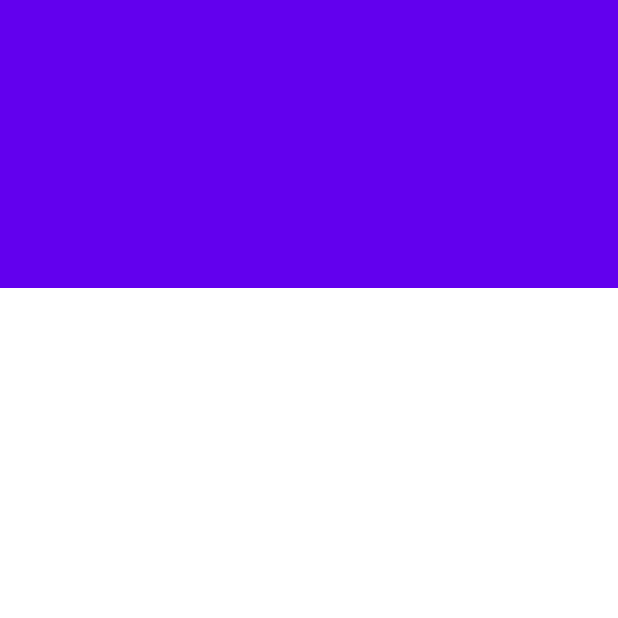
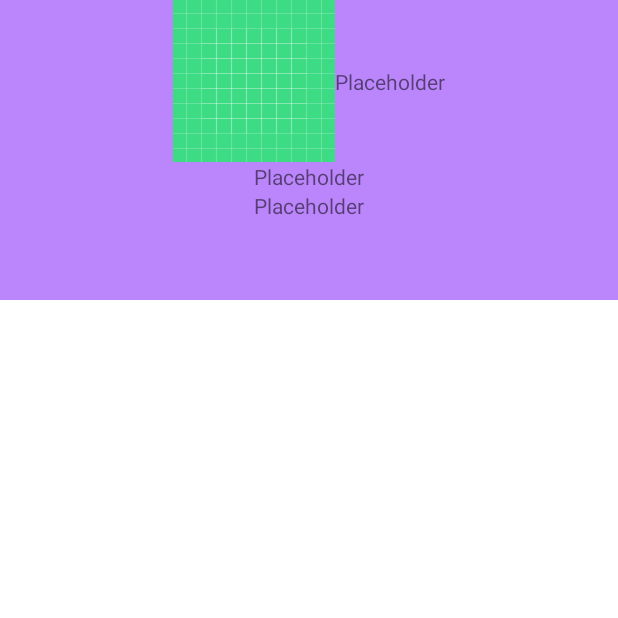
Before and after one commit to softwarecorridor/githubtimelinedemo, an Android app: the fragment GraphFragment placed in its activity, on a phone screen of 412 x 824 dp, the top half of it. Run offline under Robolectric (Android 15) with nearby library versions, the phone set to English and light mode, and no system bars; our stand-ins replace Volley, navigation-ui; libraries missing offline, so code that uses them is left out: com.github.vipulasri.timelineview; network calls fail; 3 statements that could not run were skipped.

Commit message:
add skeleton of new toolbar

```diff
--- /dev/null
+++ b/app/src/main/java/com/softwarecorridor/githubtimelinedemo/timeline_frag/CollapsibleToolbar.kt
@@ -0,0 +1,21 @@
+package com.softwarecorridor.githubtimelinedemo.timeline_frag
+
+import android.content.Context
+import android.util.AttributeSet
+import androidx.constraintlayout.motion.widget.MotionLayout
+import com.google.android.material.appbar.AppBarLayout
+
+// source: https://gist.github.com/camaelon/7ab5fb5b22d7d73289917a2572663a43#file-collapsibletoolbar-kt
+class CollapsibleToolbar @JvmOverloads constructor(
+    context: Context, attrs: AttributeSet? = null, defStyleAttr: Int = 0
+) : MotionLayout(context, attrs, defStyleAttr), AppBarLayout.OnOffsetChangedListener {
+
+    override fun onOffsetChanged(appBarLayout: AppBarLayout?, verticalOffset: Int) {
+        progress = -verticalOffset / appBarLayout?.totalScrollRange?.toFloat()!!
+    }
+
+    override fun onAttachedToWindow() {
+        super.onAttachedToWindow()
+        (parent as? AppBarLayout)?.addOnOffsetChangedListener(this)
+    }
+}
--- /dev/null
+++ b/app/src/main/res/layout/coordinatorlayout_graph_toolbar.xml
@@ -0,0 +1,56 @@
+<?xml version="1.0" encoding="utf-8"?>
+<com.softwarecorridor.githubtimelinedemo.timeline_frag.CollapsibleToolbar
+    xmlns:android="http://schemas.android.com/apk/res/android"
+    xmlns:tools="http://schemas.android.com/tools"
+    xmlns:app="http://schemas.android.com/apk/res-auto"
+    android:id="@+id/motionLayout"
+    app:layoutDescription="@xml/motionlayout_graph_toolbar"
+    android:layout_width="match_parent"
+    android:layout_height="match_parent"
+    android:minHeight="50dp"
+    android:fitsSystemWindows="false"
+    app:layout_scrollFlags="scroll|enterAlways|snap|exitUntilCollapsed">
+
+
+    <ImageView
+        android:id="@+id/imageView"
+        android:layout_width="wrap_content"
+        android:layout_height="wrap_content"
+        android:src="@drawable/ic_launcher_background"
+        app:layout_constraintEnd_toStartOf="@+id/nameTextView"
+        app:layout_constraintHorizontal_chainStyle="packed"
+        app:layout_constraintStart_toStartOf="parent"
+        app:layout_constraintTop_toTopOf="parent" />
+
+    <TextView
+        android:id="@+id/nameTextView"
+        android:layout_width="wrap_content"
+        android:layout_height="wrap_content"
+        android:text="Placeholder"
+        app:layout_constraintBottom_toBottomOf="@+id/imageView"
+        app:layout_constraintEnd_toEndOf="parent"
+        app:layout_constraintHorizontal_chainStyle="packed"
+        app:layout_constraintStart_toEndOf="@+id/imageView"
+        app:layout_constraintTop_toTopOf="parent" />
+
+    <TextView
+        android:id="@+id/emailTextView"
+        android:layout_width="wrap_content"
+        android:layout_height="wrap_content"
+        android:text="Placeholder"
+        app:layout_constraintEnd_toEndOf="parent"
+        app:layout_constraintStart_toStartOf="parent"
+        app:layout_constraintTop_toBottomOf="@id/imageView" />
+
+    <TextView
+        android:id="@+id/locationTextView"
+        android:layout_width="wrap_content"
+        android:layout_height="wrap_content"
+        android:text="Placeholder"
+        app:layout_constraintEnd_toEndOf="parent"
+        app:layout_constraintStart_toStartOf="parent"
+        app:layout_constraintTop_toBottomOf="@id/emailTextView" />
+
+
+<!--</com.google.android.material.appbar.CollapsingToolbarLayout>-->
+</com.softwarecorridor.githubtimelinedemo.timeline_frag.CollapsibleToolbar>
--- a/app/src/main/res/layout/fragment_graph.xml
+++ b/app/src/main/res/layout/fragment_graph.xml
@@ -17,17 +17,11 @@
         app:layout_behavior="@string/appbar_scrolling_view_behavior" />
 
     <com.google.android.material.appbar.AppBarLayout
-        android:layout_height="192dp"
-        android:layout_width="match_parent">
-        <com.google.android.material.appbar.CollapsingToolbarLayout
-            android:layout_width="match_parent"
-            android:layout_height="match_parent"
-            app:layout_scrollFlags="scroll|exitUntilCollapsed">
-            <androidx.appcompat.widget.Toolbar
-                android:layout_height="?attr/actionBarSize"
-                android:layout_width="match_parent"
-                app:layout_collapseMode="pin"/>
-        </com.google.android.material.appbar.CollapsingToolbarLayout>
+        android:layout_height="200dp"
+        android:layout_width="match_parent"
+        android:background="@color/purple_200">
+
+        <include layout="@layout/coordinatorlayout_graph_toolbar" />
     </com.google.android.material.appbar.AppBarLayout>
 
 
--- /dev/null
+++ b/app/src/main/res/xml/motionlayout_graph_toolbar.xml
@@ -0,0 +1,81 @@
+<?xml version="1.0" encoding="utf-8"?>
+<MotionScene
+    xmlns:android="http://schemas.android.com/apk/res/android"
+    xmlns:app="http://schemas.android.com/apk/res-auto">
+
+    <Transition
+        app:constraintSetStart="@+id/start"
+        app:constraintSetEnd="@+id/end" />
+
+    <ConstraintSet android:id="@+id/start">
+
+        <Constraint
+            android:id="@+id/imageView"
+            android:layout_width="wrap_content"
+            android:layout_height="wrap_content"
+            android:visibility="visible"
+            app:layout_constraintHorizontal_chainStyle="packed"
+            app:layout_constraintEnd_toStartOf="@+id/nameTextView"
+            app:layout_constraintStart_toStartOf="parent"
+            app:layout_constraintTop_toTopOf="parent" />
+
+        <Constraint
+            android:id="@+id/nameTextView"
+            android:layout_width="wrap_content"
+            android:layout_height="wrap_content"
+            android:visibility="visible"
+            app:layout_constraintHorizontal_chainStyle="packed"
+            app:layout_constraintBottom_toBottomOf="@+id/imageView"
+            app:layout_constraintEnd_toEndOf="parent"
+            app:layout_constraintStart_toEndOf="@+id/imageView"
+            app:layout_constraintTop_toTopOf="parent" />
+
+        <Constraint
+            android:id="@+id/emailTextView"
+            android:layout_width="wrap_content"
+            android:layout_height="wrap_content"
+            android:visibility="visible"
+            app:layout_constraintEnd_toEndOf="parent"
+            app:layout_constraintStart_toStartOf="parent"
+            app:layout_constraintTop_toBottomOf="@id/imageView" />
+
+        <Constraint
+            android:id="@+id/locationTextView"
+            android:layout_width="wrap_content"
+            android:layout_height="wrap_content"
+            android:visibility="visible"
+            app:layout_constraintEnd_toEndOf="parent"
+            app:layout_constraintStart_toStartOf="parent"
+            app:layout_constraintTop_toBottomOf="@id/emailTextView" />
+    </ConstraintSet>
+
+    <ConstraintSet android:id="@+id/end">
+
+        <Constraint
+            android:id="@+id/imageView"
+            android:layout_width="wrap_content"
+            android:layout_height="50dp"
+            android:visibility="visible"
+            app:layout_constraintBottom_toBottomOf="parent"
+            app:layout_constraintStart_toStartOf="parent" />
+
+        <Constraint
+            android:id="@+id/nameTextView"
+            android:layout_width="wrap_content"
+            android:layout_height="wrap_content"
+            android:visibility="visible"
+            app:layout_constraintBottom_toBottomOf="@+id/imageView"
+            app:layout_constraintStart_toEndOf="@+id/imageView"
+            app:layout_constraintTop_toTopOf="@+id/imageView" />
+
+        <Constraint
+            android:id="@+id/emailTextView"
+            android:visibility="gone" />
+
+        <Constraint
+            android:id="@+id/locationTextView"
+            android:visibility="gone" />
+
+
+    </ConstraintSet>
+</MotionScene>
```
